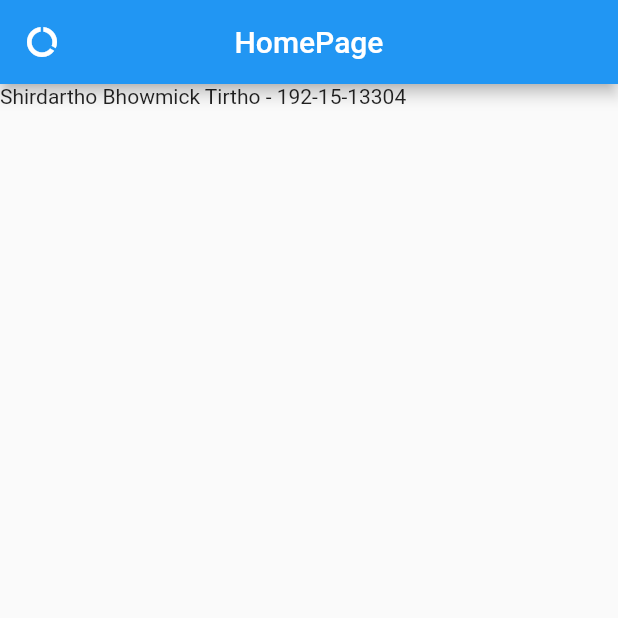
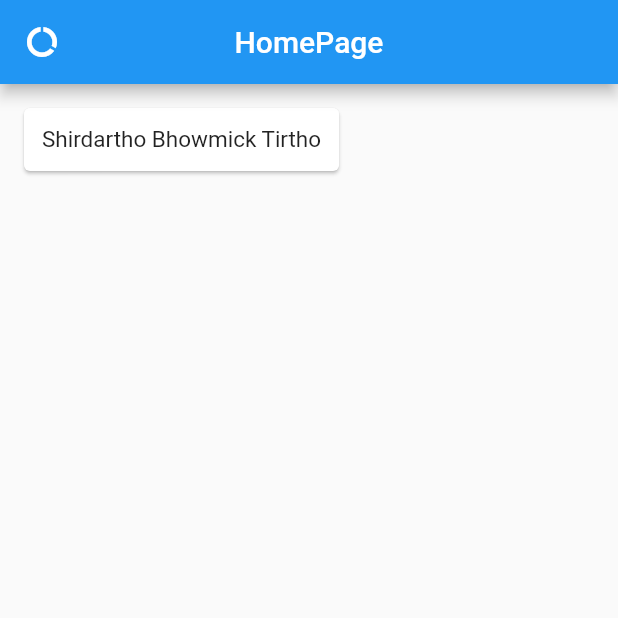
Before and after one commit to Tirtho304/FlutterPrac, a Flutter app: the screen it shows after launch, on a phone screen of 412 x 824 dp, the top half of it. Run offline on Flutter 3.47's test engine with Material 2 defaults, Android fonts, the phone set to English and light mode, and no system bars.

Commit message:
https://github.com/Tirtho304/FlutterPrac.git

```diff
--- a/lib/hakimi.dart
+++ b/lib/hakimi.dart
@@ -1,3 +1,4 @@
+// ignore: camel_case_types
 class hakimi{
   final String naMe;
   final String iD;
--- a/lib/main.dart
+++ b/lib/main.dart
@@ -100,7 +100,11 @@ class _HomepageState extends State<Homepage> {
         child: Column(
           children: <Widget>[
             Text(
-              hakimi.na
+              hakimi.naMe,
+              style: TextStyle(
+                fontSize: 15,
+
+              ),
             )
           ],
         ),
@@ -119,7 +123,7 @@ class _HomepageState extends State<Homepage> {
         ),
         body: Column(
           children: data.map((hakimi) =>
-             Text("${hakimi.naMe} - ${hakimi.iD}")).toList(),
+             hakimiCard(hakimi)).toList(),
         ),
       ),
     );
```
